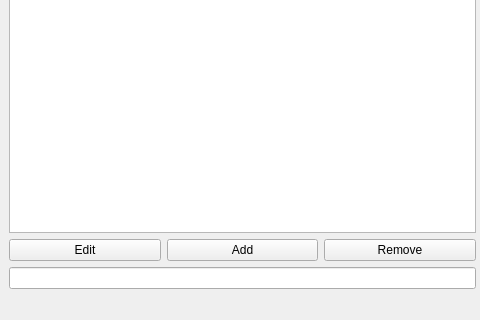
First picture: the form in mainwindow.ui, repository netpipe/QBoss, before the edit; both pictures show x 0 to 480 and y 280 to 600 of the 800 by 600 pixel window.
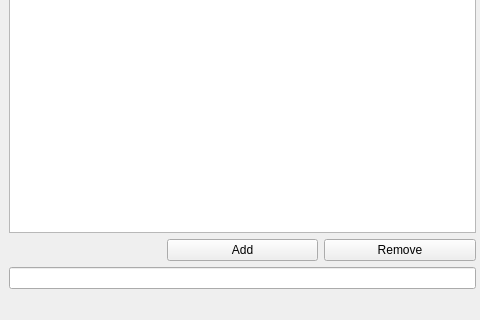
Second picture: the form after the edit.

```diff
--- a/mainwindow.ui
+++ b/mainwindow.ui
@@ -35,13 +35,6 @@
       </property>
      </widget>
     </item>
-    <item row="3" column="0">
-     <widget class="QPushButton" name="editemployeebtn">
-      <property name="text">
-       <string>Edit</string>
-      </property>
-     </widget>
-    </item>
     <item row="3" column="1">
      <widget class="QPushButton" name="employeeaddbtn">
       <property name="text">
```
